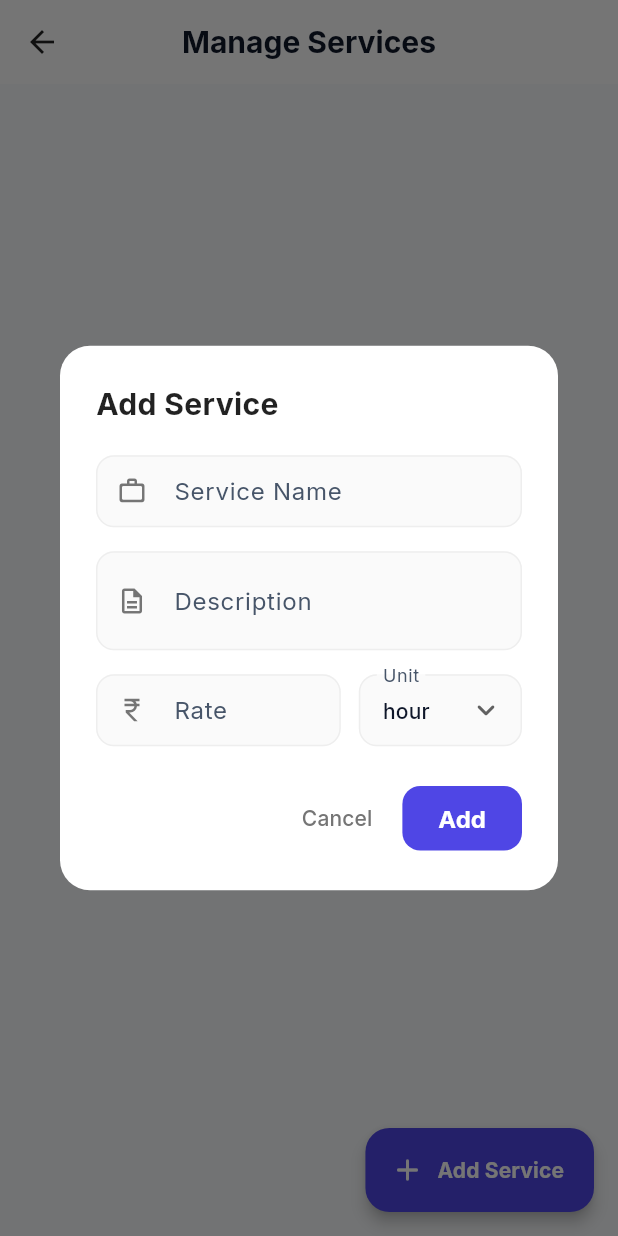
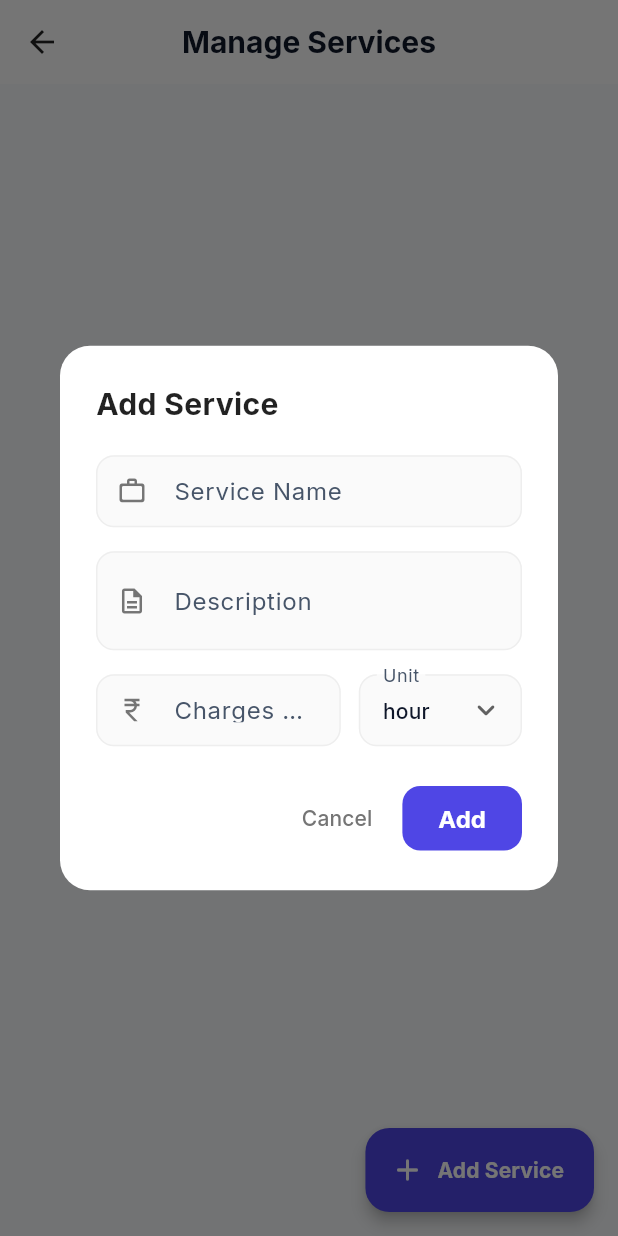
Before and after one commit to ianasriaz/invoice-app-devops, a Flutter app: the ManageServicesScreen screen opened by its route, after a tap on "Add Service", on a phone screen of 412 x 824 dp. Run offline on Flutter 3.47's test engine with Material 3 defaults, Android fonts, the light colour scheme and no system bars; our stand-ins replace cloud_firestore, firebase_auth, firebase_core, google_fonts, google_sign_in, logger and 3 more; accounts and stored records are empty; project files that could hold a hidden picture were left out.

Commit message:
Update services charges label and PKR display

```diff
--- a/lib/screens/manage_services_screen.dart
+++ b/lib/screens/manage_services_screen.dart
@@ -87,7 +87,7 @@ class _ManageServicesScreenState extends State<ManageServicesScreen> {
                           flex: 3,
                           child: _buildTextField(
                             controller: rateController,
-                            label: 'Rate',
+                            label: 'Charges (PKR)',
                             icon: Icons.currency_rupee,
                             inputType: TextInputType.number,
                             validator: (v) {
@@ -484,7 +484,7 @@ class _ManageServicesScreenState extends State<ManageServicesScreen> {
                         borderRadius: BorderRadius.circular(20),
                       ),
                       child: Text(
-                        'Rs ${service.rate.toStringAsFixed(0)}/${service.unit.substring(0, 1).toUpperCase()}${service.unit.substring(1)}',
+                        'PKR ${service.rate.toStringAsFixed(0)}/${service.unit.substring(0, 1).toUpperCase()}${service.unit.substring(1)}',
                         style: const TextStyle(
                           fontSize: 12,
                           fontWeight: FontWeight.bold,
```
